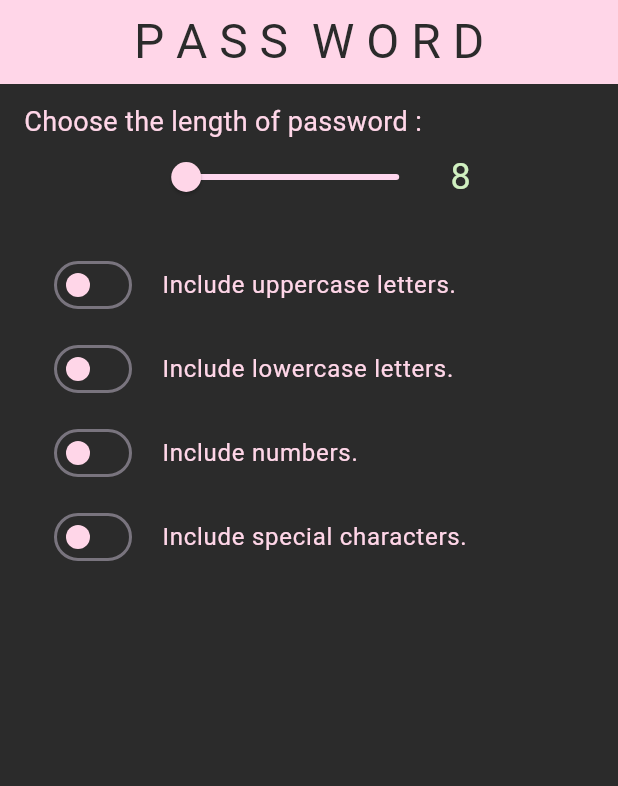
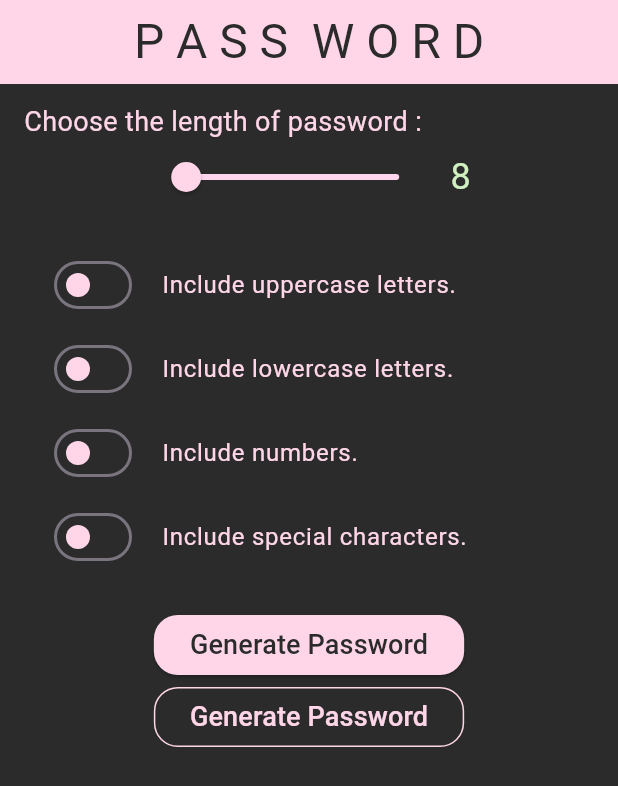
Before and after one commit to div1681/task2, a Flutter app: the screen it shows after launch, on a phone screen of 412 x 824 dp. Shown: the top 786 px of the screen. Run offline on Flutter 3.47's test engine with Material 3 defaults, Android fonts, the phone set to English and light mode, and no system bars.

Commit message:
Generate Password button added, unable to decide which one to choose

```diff
--- a/lib/homepage.dart
+++ b/lib/homepage.dart
@@ -101,6 +101,39 @@ class _HomepageState extends State<Homepage> {
                     sym = ON;
                   });
                 }),
+            SizedBox(
+              height: 20,
+            ),
+            Center(
+              child: ElevatedButton(
+                style: ElevatedButton.styleFrom(
+                  backgroundColor: Color(0xFFFFD6E8),
+                  shape: RoundedRectangleBorder(
+                      borderRadius: BorderRadius.circular(16)),
+                ),
+                onPressed: () {},
+                child: const Text("Generate Password",
+                    style: TextStyle(fontSize: 18, color: Color(0xFF2B2B2B))),
+              ),
+            ),
+            Center(
+              child: OutlinedButton(
+                style: OutlinedButton.styleFrom(
+                  side: BorderSide(color: Color(0xFFFFD6E8), width: 1),
+                  shape: RoundedRectangleBorder(
+                    borderRadius: BorderRadius.circular(16),
+                  ),
+                ),
+                onPressed: () {},
+                child: const Text(
+                  "Generate Password",
+                  style: TextStyle(
+                    fontSize: 18,
+                    color: Color(0xFFFFD6E8),
+                  ),
+                ),
+              ),
+            ),
           ],
         ),
       ),
```
